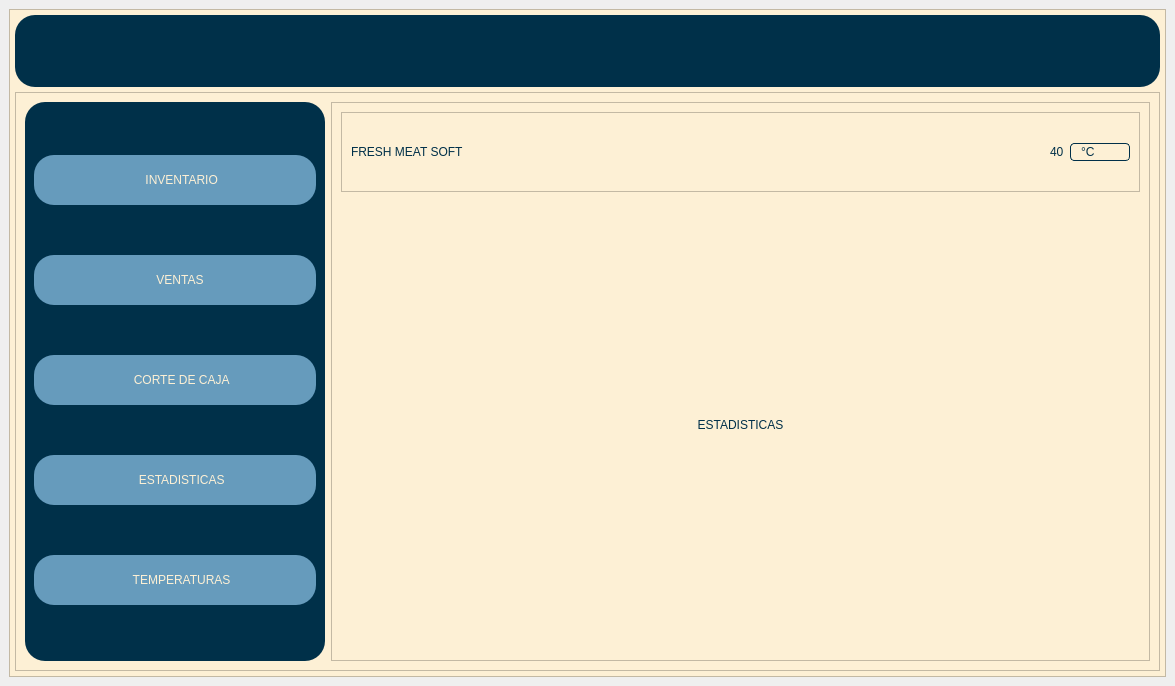
This is carniceria.ui in CarlosEOrt/freshMeatSoft as Qt 5 draws it before an edit. The edited form follows.
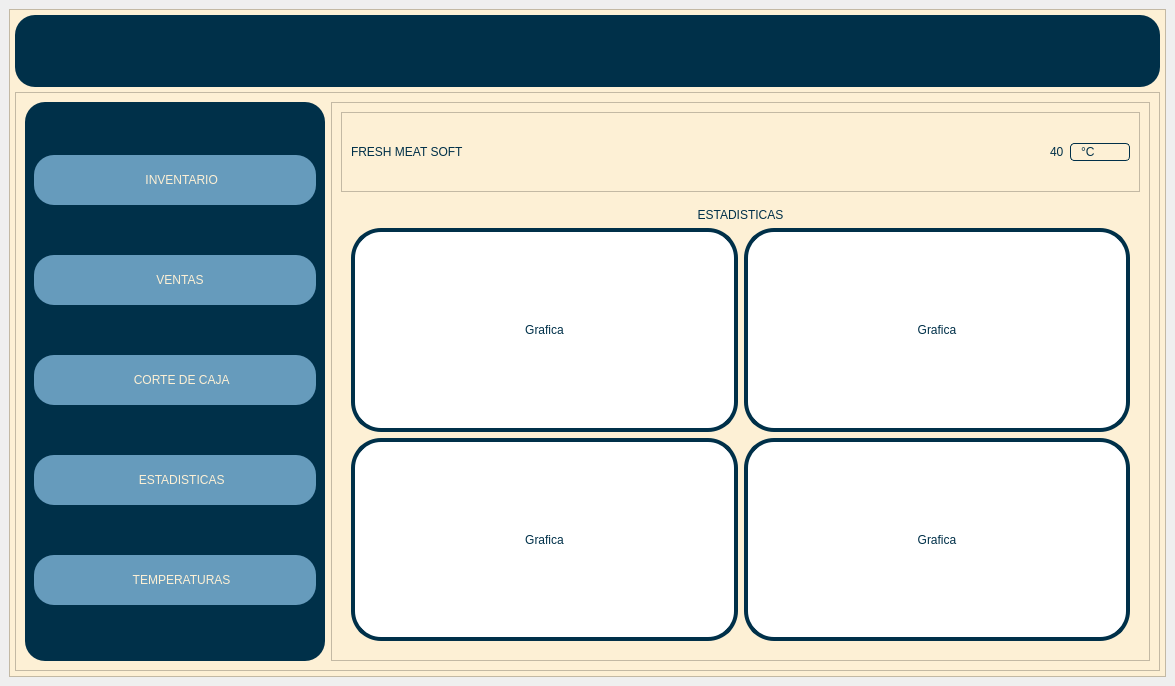
This is the edited form. The open tabs and pages were chosen to show the change. Icons and pictures are not drawn.

Commit message: Graficas, funcionalidades de menu y de ventana

```diff
--- a/carniceria.ui
+++ b/carniceria.ui
@@ -703,11 +703,9 @@
                    <bool>true</bool>
                   </property>
                   <property name="currentIndex">
-                   <number>8</number>
+                   <number>2</number>
                   </property>
                   <widget class="QWidget" name="page_temperaturas">
-                   <layout class="QVBoxLayout" name="verticalLayout_22">
-                    <item>
                      <layout class="QVBoxLayout" name="verticalLayout_13">
                       <item>
                        <widget class="QLabel" name="label_11">
@@ -773,7 +771,7 @@
                          <bool>false</bool>
                         </attribute>
                         <attribute name="horizontalHeaderDefaultSectionSize">
-                         <number>128</number>
+                       <number>130</number>
                         </attribute>
                         <attribute name="horizontalHeaderHighlightSections">
                          <bool>true</bool>
@@ -820,7 +818,34 @@
                        </widget>
                       </item>
                       <item>
+                     <layout class="QHBoxLayout" name="horizontalLayout_32">
+                      <item>
+                       <spacer name="horizontalSpacer_41">
+                        <property name="orientation">
+                         <enum>Qt::Horizontal</enum>
+                        </property>
+                        <property name="sizeHint" stdset="0">
+                         <size>
+                          <width>40</width>
+                          <height>20</height>
+                         </size>
+                        </property>
+                       </spacer>
+                      </item>
+                      <item>
                        <widget class="QPushButton" name="btn_convertir_temperaturas">
+                        <property name="minimumSize">
+                         <size>
+                          <width>130</width>
+                          <height>40</height>
+                         </size>
+                        </property>
+                        <property name="maximumSize">
+                         <size>
+                          <width>16777215</width>
+                          <height>16777215</height>
+                         </size>
+                        </property>
                         <property name="text">
                          <string>Cambiar unidad</string>
                         </property>
@@ -1016,6 +1041,150 @@
                       </property>
                      </widget>
                     </item>
+                    <item>
+                     <layout class="QHBoxLayout" name="horizontalLayout_34">
+                      <item>
+                       <widget class="QFrame" name="frame_grafica1">
+                        <property name="styleSheet">
+                         <string notr="true">background-color: rgb(255, 255, 255);
+border-radius: 30px;
+border: 4px solid #003049;
+</string>
+                        </property>
+                        <property name="frameShape">
+                         <enum>QFrame::StyledPanel</enum>
+                        </property>
+                        <property name="frameShadow">
+                         <enum>QFrame::Raised</enum>
+                        </property>
+                        <layout class="QVBoxLayout" name="verticalLayout_22" stretch="1,5">
+                         <item>
+                          <widget class="QLabel" name="label_14">
+                           <property name="styleSheet">
+                            <string notr="true">border: 0px</string>
+                           </property>
+                           <property name="text">
+                            <string>Grafica</string>
+                           </property>
+                           <property name="alignment">
+                            <set>Qt::AlignCenter</set>
+                           </property>
+                          </widget>
+                         </item>
+                         <item>
+                          <layout class="QVBoxLayout" name="grafica1"/>
+                         </item>
+                        </layout>
+                       </widget>
+                      </item>
+                      <item>
+                       <widget class="QFrame" name="frame_grafica2">
+                        <property name="styleSheet">
+                         <string notr="true">background-color: rgb(255, 255, 255);
+border-radius: 30px;
+border: 4px solid #003049;
+</string>
+                        </property>
+                        <property name="frameShape">
+                         <enum>QFrame::StyledPanel</enum>
+                        </property>
+                        <property name="frameShadow">
+                         <enum>QFrame::Raised</enum>
+                        </property>
+                        <layout class="QVBoxLayout" name="verticalLayout_36" stretch="1,5">
+                         <item>
+                          <widget class="QLabel" name="label_15">
+                           <property name="styleSheet">
+                            <string notr="true">border: 0px</string>
+                           </property>
+                           <property name="text">
+                            <string>Grafica</string>
+                           </property>
+                           <property name="alignment">
+                            <set>Qt::AlignCenter</set>
+                           </property>
+                          </widget>
+                         </item>
+                         <item>
+                          <layout class="QVBoxLayout" name="grafica2"/>
+                         </item>
+                        </layout>
+                       </widget>
+                      </item>
+                     </layout>
+                    </item>
+                    <item>
+                     <layout class="QHBoxLayout" name="horizontalLayout_35">
+                      <item>
+                       <widget class="QFrame" name="frame_grafica3">
+                        <property name="styleSheet">
+                         <string notr="true">background-color: rgb(255, 255, 255);
+border-radius: 30px;
+border: 4px solid #003049;
+</string>
+                        </property>
+                        <property name="frameShape">
+                         <enum>QFrame::StyledPanel</enum>
+                        </property>
+                        <property name="frameShadow">
+                         <enum>QFrame::Raised</enum>
+                        </property>
+                        <layout class="QVBoxLayout" name="verticalLayout_37" stretch="1,5">
+                         <item>
+                          <widget class="QLabel" name="label_16">
+                           <property name="styleSheet">
+                            <string notr="true">border: 0px</string>
+                           </property>
+                           <property name="text">
+                            <string>Grafica</string>
+                           </property>
+                           <property name="alignment">
+                            <set>Qt::AlignCenter</set>
+                           </property>
+                          </widget>
+                         </item>
+                         <item>
+                          <layout class="QVBoxLayout" name="grafica3"/>
+                         </item>
+                        </layout>
+                       </widget>
+                      </item>
+                      <item>
+                       <widget class="QFrame" name="frame_grafica4">
+                        <property name="styleSheet">
+                         <string notr="true">background-color: rgb(255, 255, 255);
+border-radius: 30px;
+border: 4px solid #003049;
+</string>
+                        </property>
+                        <property name="frameShape">
+                         <enum>QFrame::StyledPanel</enum>
+                        </property>
+                        <property name="frameShadow">
+                         <enum>QFrame::Raised</enum>
+                        </property>
+                        <layout class="QVBoxLayout" name="verticalLayout_38" stretch="1,5">
+                         <item>
+                          <widget class="QLabel" name="label_20">
+                           <property name="styleSheet">
+                            <string notr="true">border: 0px</string>
+                           </property>
+                           <property name="text">
+                            <string>Grafica</string>
+                           </property>
+                           <property name="alignment">
+                            <set>Qt::AlignCenter</set>
+                           </property>
+                          </widget>
+                         </item>
+                         <item>
+                          <layout class="QVBoxLayout" name="grafica4"/>
+                         </item>
+                        </layout>
+                       </widget>
+                      </item>
+                     </layout>
+                    </item>
                    </layout>
                   </widget>
                   <widget class="QWidget" name="page_corte_de_caja">
@@ -1065,7 +1234,7 @@
                          <bool>true</bool>
                         </property>
                         <attribute name="horizontalHeaderDefaultSectionSize">
-                         <number>144</number>
+                         <number>145</number>
                         </attribute>
                         <attribute name="verticalHeaderVisible">
                          <bool>false</bool>
@@ -1098,7 +1267,7 @@
                          <widget class="QPushButton" name="btn_anadir_gasto">
                           <property name="minimumSize">
                            <size>
-                            <width>120</width>
+                            <width>140</width>
                             <height>40</height>
                            </size>
                           </property>
@@ -1114,7 +1283,7 @@
                          <widget class="QPushButton" name="btn_generar_corte">
                           <property name="minimumSize">
                            <size>
-                            <width>120</width>
+                            <width>140</width>
                             <height>40</height>
                            </size>
                           </property>
@@ -1138,7 +1307,7 @@
                          <widget class="QPushButton" name="btn_mostrar_corte">
                           <property name="minimumSize">
                            <size>
-                            <width>120</width>
+                            <width>140</width>
                             <height>40</height>
                            </size>
                           </property>
@@ -2860,7 +3029,7 @@
                          <bool>false</bool>
                         </attribute>
                         <attribute name="horizontalHeaderDefaultSectionSize">
-                         <number>109</number>
+                         <number>111</number>
                         </attribute>
                         <attribute name="horizontalHeaderHighlightSections">
                          <bool>true</bool>
@@ -3201,7 +3370,7 @@
                          <bool>true</bool>
                         </property>
                         <attribute name="horizontalHeaderDefaultSectionSize">
-                         <number>94</number>
+                         <number>97</number>
                         </attribute>
                         <attribute name="verticalHeaderVisible">
                          <bool>false</bool>
@@ -3231,7 +3400,7 @@
                       <item>
                        <widget class="QTableWidget" name="tabla_carrito">
                         <attribute name="horizontalHeaderDefaultSectionSize">
-                         <number>76</number>
+                         <number>77</number>
                         </attribute>
                         <column>
                          <property name="text">
```
Lines whose indentation alone changed are shown as unchanged. The commit also changes 6 other files.
